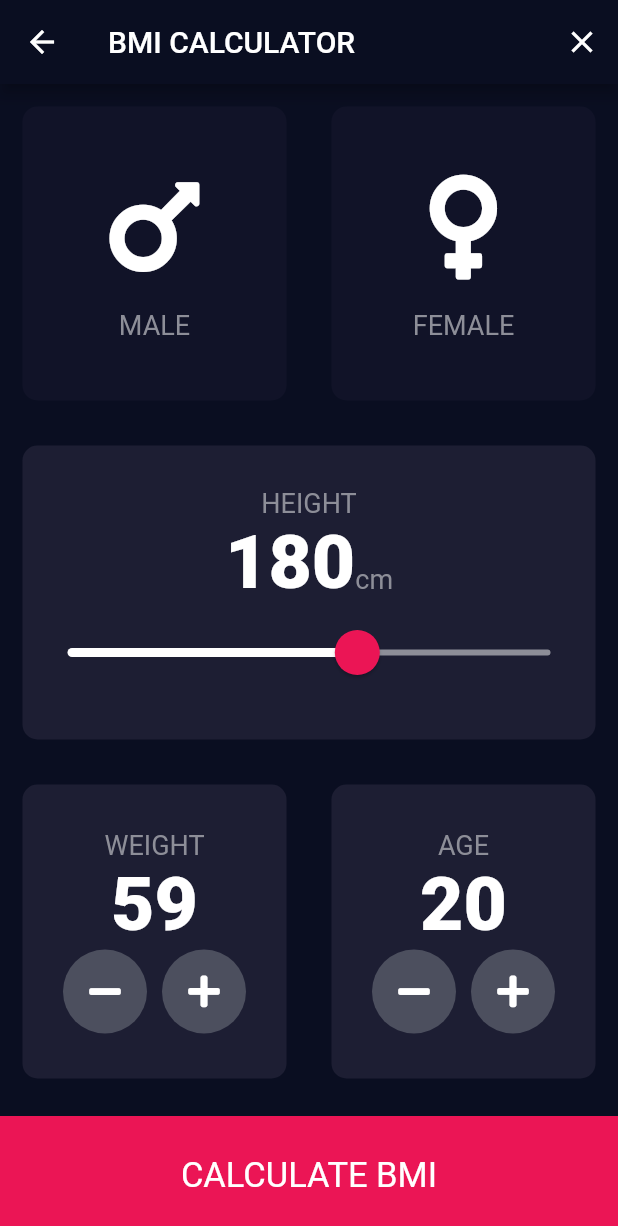
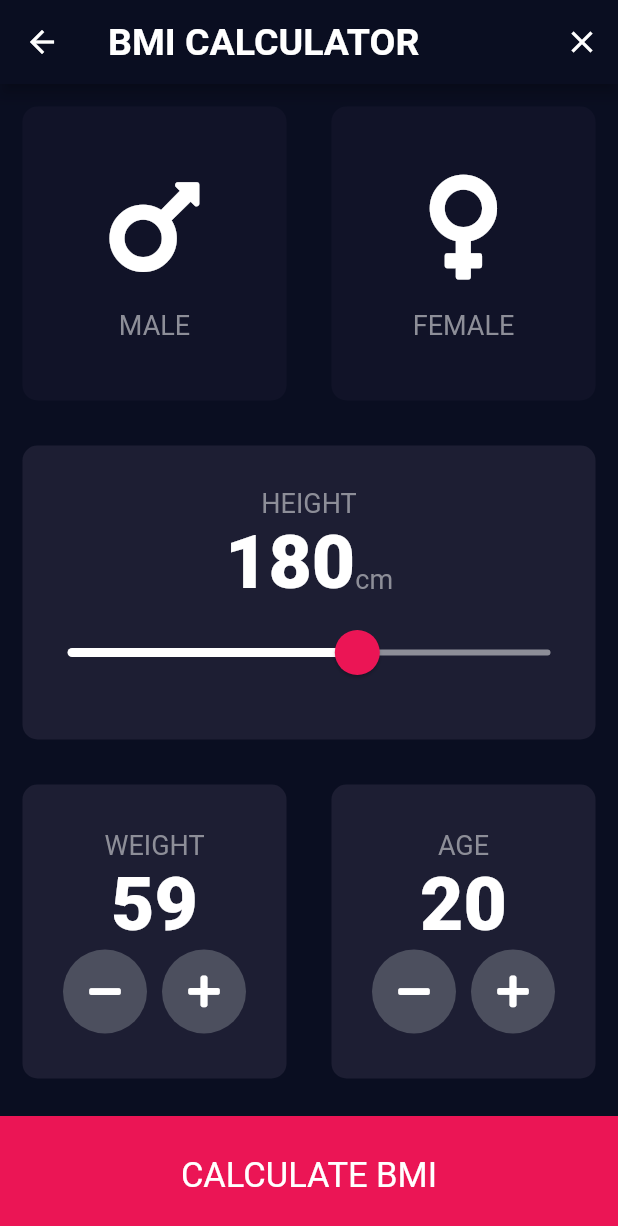
Before and after one commit to ritwik-ghosh153/secure-BMI-app, a Flutter app: the InputPage screen opened by its route, after a tap on an icon or button, on a phone screen of 412 x 824 dp. Shown: the top 1226 px of the screen. Run offline on Flutter 3.47's test engine with Material 2 defaults, Android fonts, the phone set to English and light mode, and no system bars; our stand-ins replace firebase_auth, font_awesome_flutter, overlay_support, rflutter_alert; accounts and stored records are empty.

```diff
--- a/lib/bmi.dart
+++ b/lib/bmi.dart
@@ -1,3 +1,4 @@
+import 'package:firebase_auth/firebase_auth.dart';
 import 'package:flutter/material.dart';
 import 'package:flutter/widgets.dart';
 import 'package:font_awesome_flutter/font_awesome_flutter.dart';
@@ -22,11 +23,34 @@ class _InputPageState extends State<InputPage> {
   Gender selectedGender;
 
   @override
+  void initState(){
+    super.initState();
+    getCurrentUSer();
+  }
+
+  FirebaseUser _currentUser;
+  final _auth = FirebaseAuth.instance;
+  void getCurrentUSer() async{
+    try {
+      final user = await _auth.currentUser();
+      if (user != null) {
+        _currentUser = user;
+      }
+      else
+        Navigator.pop(context);
+    }
+    catch(e){
+      print(e);
+      Navigator.pop(context);
+    }
+  }
+
+  @override
   Widget build(BuildContext context) {
 
     return Scaffold(
       appBar: AppBar(
-        title: Text('BMI CALCULATOR'),
+        title: Text('BMI CALCULATOR', style: kAppBarStyle,),
         leading: null,
           actions: <Widget>[
             IconButton(
--- a/lib/constants.dart
+++ b/lib/constants.dart
@@ -7,3 +7,5 @@ const kInactiveCardColour = Color(0xFF111328);
 const kBottomContainerColour = Color(0xFFEB1555);
 const kNumberTextStyle = TextStyle(fontSize: 50, fontWeight: FontWeight.w900, );
 final ShapeBorder kButtonShape = RoundedRectangleBorder( borderRadius: BorderRadius.circular(5.0));
+const kHeadingStyle = TextStyle(fontFamily: 'Pacifico', color: Colors.white, fontSize: 35,);
+const kAppBarStyle = TextStyle(fontWeight: FontWeight.w700, fontSize: 25);
--- a/pubspec.yaml
+++ b/pubspec.yaml
@@ -64,7 +64,10 @@ flutter:
   # "family" key with the font family name, and a "fonts" key with a
   # list giving the asset and other descriptors for the font. For
   # example:
-  # fonts:
+  fonts:
+    - family: Pacifico
+      fonts:
+        - asset: fonts/Pacifico-Regular.ttf
   #   - family: Schyler
   #     fonts:
   #       - asset: fonts/Schyler-Regular.ttf
```
Also changed, not shown: lib/homepage.dart (+3 -12 lines), lib/signin.dart (+4 -5 lines), lib/userdata.dart (deleted, +0 -41 lines), fonts/Pacifico-Regular.ttf (added), lib/database_helper.dart (deleted), lib/results.dart (added).
